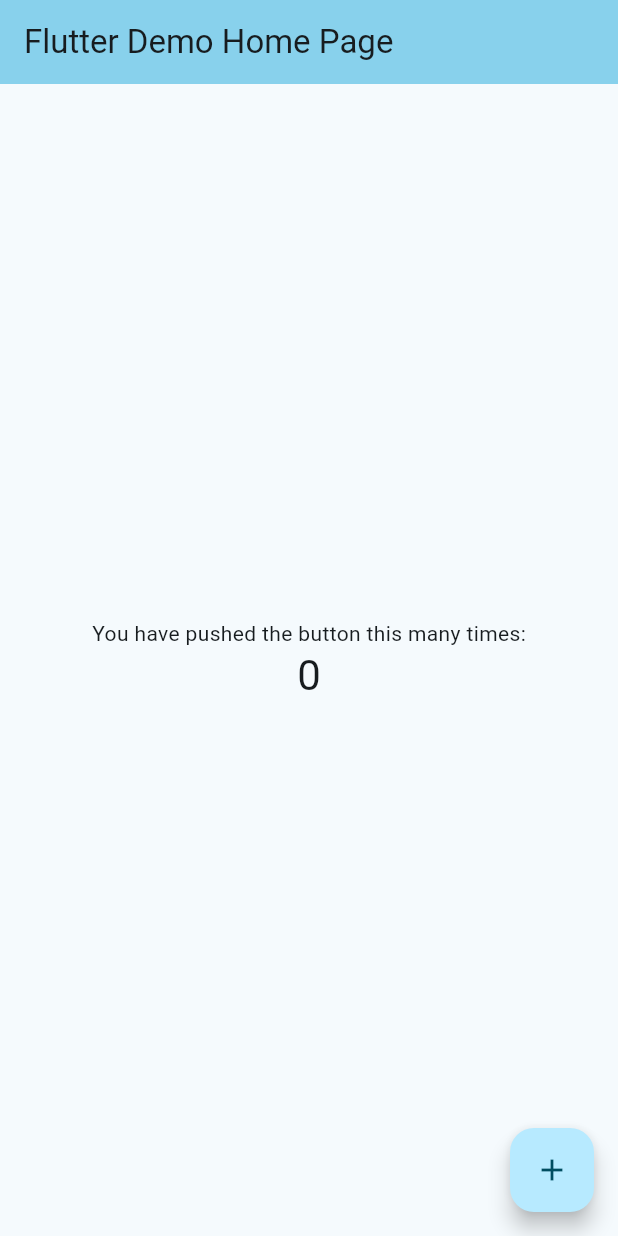
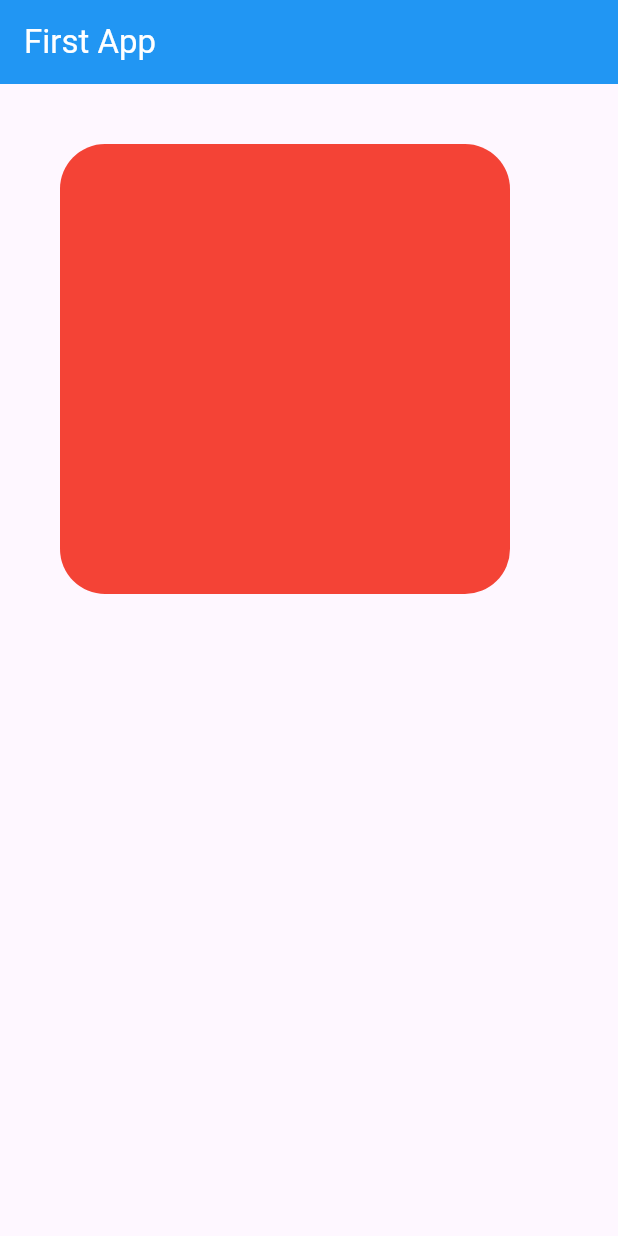
Before and after one commit to samwaseee/starting_flutter, a Flutter app: the screen it shows after launch, on a phone screen of 412 x 824 dp. Run offline on Flutter 3.47's test engine with Material 3 defaults, Android fonts, the phone set to English and light mode, and no system bars.

Commit message:
container

```diff
--- /dev/null
+++ b/lib/home_page.dart
@@ -0,0 +1,27 @@
+import 'package:flutter/material.dart';
+
+class HomePage extends StatelessWidget {
+  const HomePage({super.key});
+
+  @override
+  Widget build(BuildContext context) {
+    return Scaffold(
+      appBar: AppBar(
+          backgroundColor: Colors.blue,
+        title: const Text("First App",
+          style: TextStyle(color: Colors.white),
+        ),
+      ),
+      body: Container(
+        width: 300,
+        height: 300,
+        margin: const EdgeInsets.all(40),
+        decoration: BoxDecoration(
+          shape: BoxShape.rectangle,
+          color: Colors.red,
+          borderRadius: BorderRadius.circular(30)
+        ),
+      ),
+    );
+  }
+}
--- a/lib/main.dart
+++ b/lib/main.dart
@@ -1,4 +1,5 @@
 import 'package:flutter/material.dart';
+import 'package:untitled/home_page.dart';
 
 void main() {
   runApp(const MyApp());
@@ -10,116 +11,9 @@ class MyApp extends StatelessWidget {
   // This widget is the root of your application.
   @override
   Widget build(BuildContext context) {
-    return MaterialApp(
-      title: 'Flutter Demo',
-      theme: ThemeData(
-        // This is the theme of your application.
-        //
-        // TRY THIS: Try running your application with "flutter run". You'll see
-        // the application has a purple toolbar. Then, without quitting the app,
-        // try changing the seedColor in the colorScheme below to Colors.green
-        // and then invoke "hot reload" (save your changes or press the "hot
-        // reload" button in a Flutter-supported IDE, or press "r" if you used
-        // the command line to start the app).
-        //
-        // Notice that the counter didn't reset back to zero; the application
-        // state is not lost during the reload. To reset the state, use hot
-        // restart instead.
-        //
-        // This works for code too, not just values: Most code changes can be
-        // tested with just a hot reload.
-        colorScheme: ColorScheme.fromSeed(seedColor: const Color(0xFF00D0FF)),
-        useMaterial3: true,
-      ),
-      home: const MyHomePage(title: 'Flutter Demo Home Page'),
+    return const MaterialApp(
+      title: 'First App',
+      home: HomePage(),
     );
   }
 }
-
-class MyHomePage extends StatefulWidget {
-  const MyHomePage({super.key, required this.title});
-
-  // This widget is the home page of your application. It is stateful, meaning
-  // that it has a State object (defined below) that contains fields that affect
-  // how it looks.
-
-  // This class is the configuration for the state. It holds the values (in this
-  // case the title) provided by the parent (in this case the App widget) and
-  // used by the build method of the State. Fields in a Widget subclass are
-  // always marked "final".
-
-  final String title;
-
-  @override
-  State<MyHomePage> createState() => _MyHomePageState();
-}
-
-class _MyHomePageState extends State<MyHomePage> {
-  int _counter = 0;
-
-  void _incrementCounter() {
-    setState(() {
-      // This call to setState tells the Flutter framework that something has
-      // changed in this State, which causes it to rerun the build method below
-      // so that the display can reflect the updated values. If we changed
-      // _counter without calling setState(), then the build method would not be
-      // called again, and so nothing would appear to happen.
-      _counter++;
-    });
-  }
-
-  @override
-  Widget build(BuildContext context) {
-    // This method is rerun every time setState is called, for instance as done
-    // by the _incrementCounter method above.
-    //
-    // The Flutter framework has been optimized to make rerunning build methods
-    // fast, so that you can just rebuild anything that needs updating rather
-    // than having to individually change instances of widgets.
-    return Scaffold(
-      appBar: AppBar(
-        // TRY THIS: Try changing the color here to a specific color (to
-        // Colors.amber, perhaps?) and trigger a hot reload to see the AppBar
-        // change color while the other colors stay the same.
-        backgroundColor: Theme.of(context).colorScheme.inversePrimary,
-        // Here we take the value from the MyHomePage object that was created by
-        // the App.build method, and use it to set our appbar title.
-        title: Text(widget.title),
-      ),
-      body: Center(
-        // Center is a layout widget. It takes a single child and positions it
-        // in the middle of the parent.
-        child: Column(
-          // Column is also a layout widget. It takes a list of children and
-          // arranges them vertically. By default, it sizes itself to fit its
-          // children horizontally, and tries to be as tall as its parent.
-          //
-          // Column has various properties to control how it sizes itself and
-          // how it positions its children. Here we use mainAxisAlignment to
-          // center the children vertically; the main axis here is the vertical
-          // axis because Columns are vertical (the cross axis would be
-          // horizontal).
-          //
-          // TRY THIS: Invoke "debug painting" (choose the "Toggle Debug Paint"
-          // action in the IDE, or press "p" in the console), to see the
-          // wireframe for each widget.
-          mainAxisAlignment: MainAxisAlignment.center,
-          children: <Widget>[
-            const Text(
-              'You have pushed the button this many times:',
-            ),
-            Text(
-              '$_counter',
-              style: Theme.of(context).textTheme.headlineMedium,
-            ),
-          ],
-        ),
-      ),
-      floatingActionButton: FloatingActionButton(
-        onPressed: _incrementCounter,
-        tooltip: 'Increment',
-        child: const Icon(Icons.add),
-      ), // This trailing comma makes auto-formatting nicer for build methods.
-    );
-  }
-}
```
